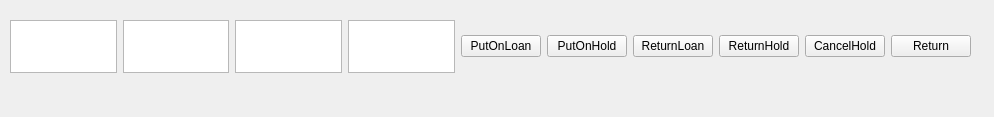
Before: the Qt Designer form viewItem.ui in C-Rayan/COMP3004A1, drawn with Qt 5.
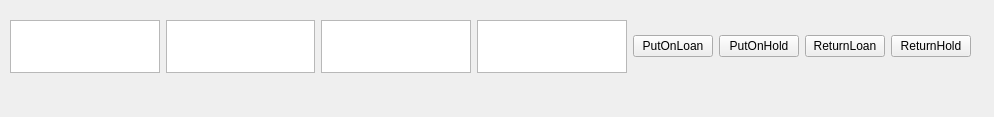
After: the same form once the commit is applied.

The edit to the form file:
```diff
--- a/viewItem.ui
+++ b/viewItem.ui
@@ -40,16 +40,31 @@
         <verstretch>0</verstretch>
        </sizepolicy>
       </property>
+      <property name="readOnly">
+       <bool>true</bool>
+      </property>
      </widget>
     </item>
     <item>
-     <widget class="QTextEdit" name="txtAuthor_2"/>
+     <widget class="QTextEdit" name="txtAuthor_2">
+      <property name="readOnly">
+       <bool>true</bool>
+      </property>
+     </widget>
     </item>
     <item>
-     <widget class="QTextEdit" name="txtFormat_2"/>
+     <widget class="QTextEdit" name="txtFormat_2">
+      <property name="readOnly">
+       <bool>true</bool>
+      </property>
+     </widget>
     </item>
     <item>
-     <widget class="QTextEdit" name="txtAvailable_2"/>
+     <widget class="QTextEdit" name="txtAvailable_2">
+      <property name="readOnly">
+       <bool>true</bool>
+      </property>
+     </widget>
     </item>
     <item>
      <widget class="QPushButton" name="AddLoanButton">
@@ -79,20 +94,6 @@
       </property>
      </widget>
     </item>
-    <item>
-     <widget class="QPushButton" name="cancelHoldButton">
-      <property name="text">
-       <string>CancelHold</string>
-      </property>
-     </widget>
-    </item>
-    <item>
-     <widget class="QPushButton" name="returnButton">
-      <property name="text">
-       <string>Return</string>
-      </property>
-     </widget>
-    </item>
    </layout>
   </widget>
  </widget>
```
Left out of the diff: 4 changed lines with no effect on the pictures.
